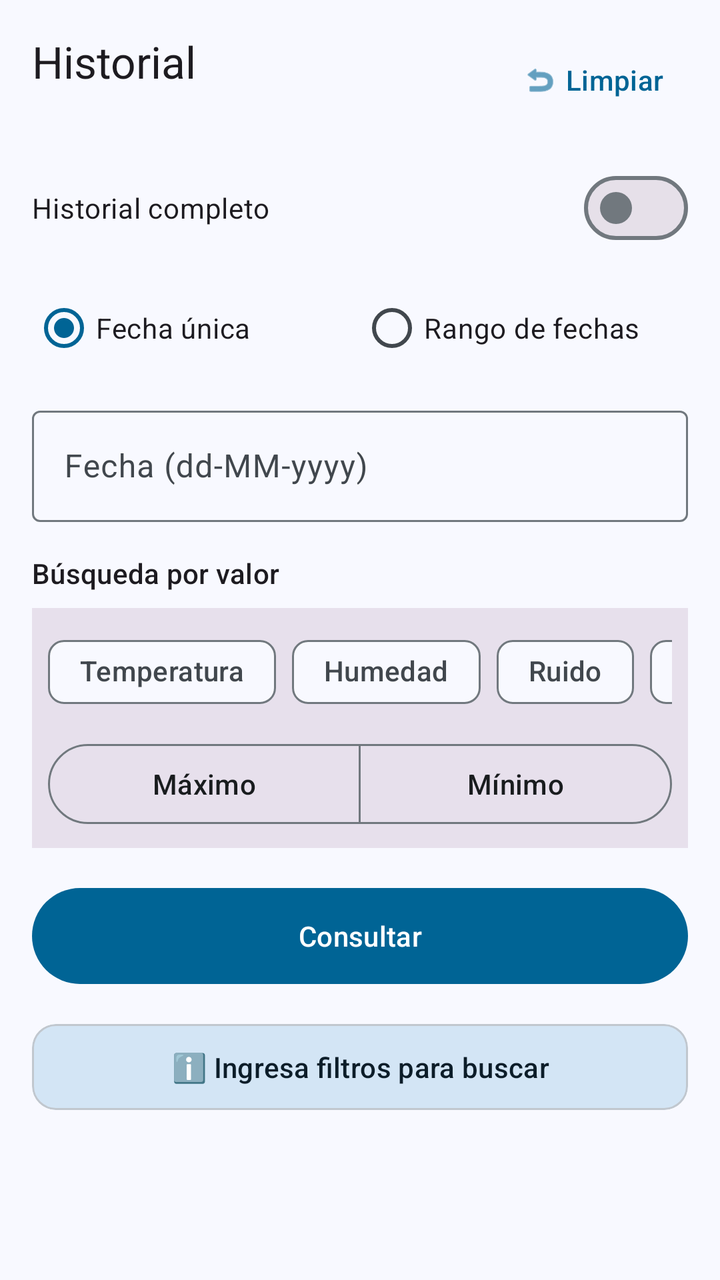
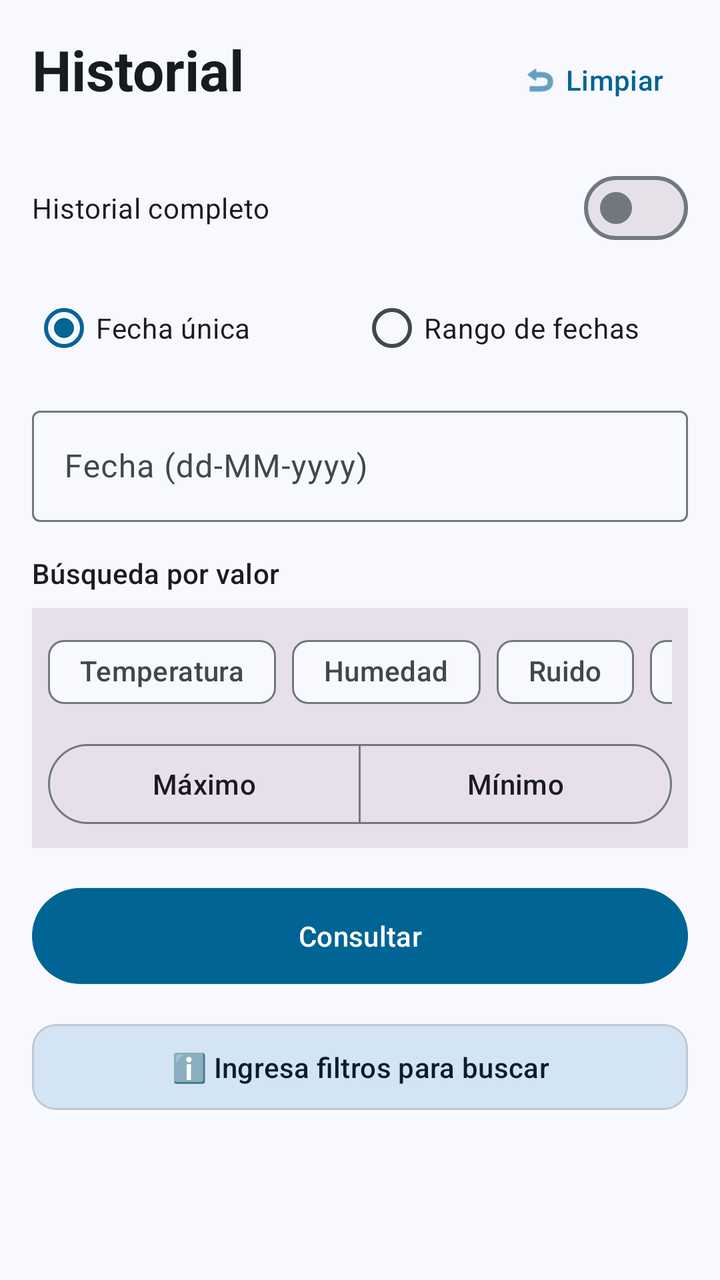

Two renders of the same Android screen: before a commit and after it. Below are the layout's source before the change and the commit's diff.
<!-- AndroidManifest.xml: application theme Theme.EstacionMeteorologica -->
<!-- res/layout/activity_historic_data.xml -->
<?xml version="1.0" encoding="utf-8"?>
<LinearLayout xmlns:android="http://schemas.android.com/apk/res/android"
    xmlns:app="http://schemas.android.com/apk/res-auto"
    android:layout_width="match_parent"
    android:layout_height="match_parent"
    android:orientation="vertical"
    android:background="?attr/colorSurface"
    android:padding="16dp">

    <RelativeLayout
        android:layout_width="match_parent"
        android:layout_height="wrap_content"
        android:layout_marginBottom="16dp">
        <TextView
            android:layout_width="wrap_content"
            android:layout_height="wrap_content"
            android:text="Historial"
            android:textAppearance="@style/TextAppearance.Material3.TitleLarge" />
        <com.google.android.material.button.MaterialButton
            android:id="@+id/btnBorrarFiltros"
            style="@style/Widget.Material3.Button.TextButton"
            android:layout_width="wrap_content"
            android:layout_height="wrap_content"
            android:layout_alignParentEnd="true"
            android:text="Limpiar"
            app:icon="@android:drawable/ic_menu_revert" />
    </RelativeLayout>

    <com.google.android.material.materialswitch.MaterialSwitch
        android:id="@+id/switchTodoHistorial"
        android:layout_width="match_parent"
        android:layout_height="wrap_content"
        android:text="Historial completo"
        android:layout_marginBottom="12dp" />

    <LinearLayout
        android:id="@+id/layoutFiltrosFecha"
        android:layout_width="match_parent"
        android:layout_height="wrap_content"
        android:orientation="vertical"
        android:layout_marginBottom="16dp">
        
        <RadioGroup
            android:id="@+id/radioGroupTipoFecha"
            android:layout_width="match_parent"
            android:layout_height="wrap_content"
            android:orientation="horizontal"
            android:layout_marginBottom="12dp">
            <RadioButton
                android:id="@+id/radioFechaUnica"
                android:layout_width="0dp"
                android:layout_height="wrap_content"
                android:layout_weight="1"
                android:text="Fecha única"
                android:checked="true" />
            <RadioButton
                android:id="@+id/radioRangoFechas"
                android:layout_width="0dp"
                android:layout_height="wrap_content"
                android:layout_weight="1"
                android:text="Rango de fechas" />
        </RadioGroup>

        <LinearLayout
            android:id="@+id/layoutFechaUnica"
            android:layout_width="match_parent"
            android:layout_height="wrap_content"
            android:orientation="vertical">
            <com.google.android.material.textfield.TextInputLayout
                style="@style/Widget.Material3.TextInputLayout.OutlinedBox"
                android:layout_width="match_parent"
                android:layout_height="wrap_content"
                android:hint="Fecha (dd-MM-yyyy)">
                <com.google.android.material.textfield.TextInputEditText
                    android:id="@+id/etFechaUnica"
                    android:layout_width="match_parent"
                    android:layout_height="wrap_content"
                    android:inputType="text" />
            </com.google.android.material.textfield.TextInputLayout>
        </LinearLayout>

        <LinearLayout
            android:id="@+id/layoutRangoFechas"
            android:layout_width="match_parent"
            android:layout_height="wrap_content"
            android:orientation="horizontal"
            android:visibility="gone">
            <com.google.android.material.textfield.TextInputLayout
                style="@style/Widget.Material3.TextInputLayout.OutlinedBox"
                android:layout_width="0dp"
                android:layout_height="wrap_content"
                android:layout_weight="1"
                android:hint="Desde (dd-MM-yyyy)"
                android:layout_marginEnd="4dp">
                <com.google.android.material.textfield.TextInputEditText
                    android:id="@+id/etFechaDesde"
                    android:layout_width="match_parent"
                    android:layout_height="wrap_content"
                    android:inputType="text" />
            </com.google.android.material.textfield.TextInputLayout>
            <com.google.android.material.textfield.TextInputLayout
                style="@style/Widget.Material3.TextInputLayout.OutlinedBox"
                android:layout_width="0dp"
                android:layout_height="wrap_content"
                android:layout_weight="1"
                android:hint="Hasta (dd-MM-yyyy)"
                android:layout_marginStart="4dp">
                <com.google.android.material.textfield.TextInputEditText
                    android:id="@+id/etFechaHasta"
                    android:layout_width="match_parent"
                    android:layout_height="wrap_content"
                    android:inputType="text" />
            </com.google.android.material.textfield.TextInputLayout>
        </LinearLayout>
    </LinearLayout>

    <TextView
        android:layout_width="wrap_content"
        android:layout_height="wrap_content"
        android:text="Búsqueda por valor"
        android:textAppearance="@style/TextAppearance.Material3.LabelLarge"
        android:layout_marginBottom="8dp" />

    <LinearLayout
        android:layout_width="match_parent"
        android:layout_height="wrap_content"
        android:orientation="vertical"
        android:background="?attr/colorSurfaceVariant"
        android:padding="8dp">

        <HorizontalScrollView
            android:layout_width="match_parent"
            android:layout_height="wrap_content"
            android:scrollbars="none">
            <com.google.android.material.chip.ChipGroup
                android:id="@+id/chipGroupSensores"
                android:layout_width="wrap_content"
                android:layout_height="wrap_content"
                app:singleSelection="true">
                <com.google.android.material.chip.Chip android:id="@+id/chipTemp" style="@style/Widget.Material3.Chip.Filter" android:layout_width="wrap_content" android:layout_height="wrap_content" android:text="Temperatura" />
                <com.google.android.material.chip.Chip android:id="@+id/chipHum" style="@style/Widget.Material3.Chip.Filter" android:layout_width="wrap_content" android:layout_height="wrap_content" android:text="Humedad" />
                <com.google.android.material.chip.Chip android:id="@+id/chipRuido" style="@style/Widget.Material3.Chip.Filter" android:layout_width="wrap_content" android:layout_height="wrap_content" android:text="Ruido" />
                <com.google.android.material.chip.Chip android:id="@+id/chipUV" style="@style/Widget.Material3.Chip.Filter" android:layout_width="wrap_content" android:layout_height="wrap_content" android:text="UV" />
                <com.google.android.material.chip.Chip android:id="@+id/chipAire" style="@style/Widget.Material3.Chip.Filter" android:layout_width="wrap_content" android:layout_height="wrap_content" android:text="C. Aire" />
            </com.google.android.material.chip.ChipGroup>
        </HorizontalScrollView>

        <com.google.android.material.button.MaterialButtonToggleGroup
            android:id="@+id/toggleMaxMin"
            android:layout_width="match_parent"
            android:layout_height="wrap_content"
            android:layout_marginTop="8dp"
            app:singleSelection="true">
            <com.google.android.material.button.MaterialButton
                android:id="@+id/btnMax"
                style="@style/Widget.Material3.Button.OutlinedButton"
                android:layout_width="0dp"
                android:layout_height="wrap_content"
                android:layout_weight="1"
                android:text="Máximo" />
            <com.google.android.material.button.MaterialButton
                android:id="@+id/btnMin"
                style="@style/Widget.Material3.Button.OutlinedButton"
                android:layout_width="0dp"
                android:layout_height="wrap_content"
                android:layout_weight="1"
                android:text="Mínimo" />
        </com.google.android.material.button.MaterialButtonToggleGroup>
    </LinearLayout>

    <com.google.android.material.button.MaterialButton
        android:id="@+id/btnConsultar"
        android:layout_width="match_parent"
        android:layout_height="56dp"
        android:text="Consultar"
        android:layout_marginTop="16dp"
        android:layout_marginBottom="16dp" />

    <com.google.android.material.card.MaterialCardView
        android:layout_width="match_parent"
        android:layout_height="wrap_content"
        app:cardBackgroundColor="?attr/colorSecondaryContainer"
        app:cardCornerRadius="12dp"
        app:cardElevation="0dp">
        <TextView
            android:id="@+id/tvEstadoHistorico"
            android:layout_width="match_parent"
            android:layout_height="wrap_content"
            android:text="ℹ️ Ingresa filtros para buscar"
            android:padding="12dp"
            android:gravity="center"
            android:textAppearance="@style/TextAppearance.Material3.LabelLarge"
            android:textColor="?attr/colorOnSecondaryContainer" />
    </com.google.android.material.card.MaterialCardView>

</LinearLayout>
<!-- resources referenced by this layout -->
<resources>
  <style name="Theme.EstacionMeteorologica" parent="Theme.Material3.DayNight.NoActionBar">
          <item name="colorPrimary">@color/md_theme_primary</item>
          <item name="colorOnPrimary">@color/md_theme_onPrimary</item>
          <item name="colorPrimaryContainer">@color/md_theme_primaryContainer</item>
          <item name="colorOnPrimaryContainer">@color/md_theme_onPrimaryContainer</item>
  
          <item name="colorSecondary">@color/md_theme_secondary</item>
          <item name="colorOnSecondary">@color/md_theme_onSecondary</item>
          <item name="colorSecondaryContainer">@color/md_theme_secondaryContainer</item>
          <item name="colorOnSecondaryContainer">@color/md_theme_onSecondaryContainer</item>
  
          <item name="android:windowBackground">@color/md_theme_surface</item>
          <item name="colorSurface">@color/md_theme_surface</item>
          <item name="colorOnSurface">@color/md_theme_onSurface</item>
          <item name="colorOnSurfaceVariant">@color/md_theme_onSurfaceVariant</item>
          <item name="colorOutline">@color/md_theme_outline</item>
  
          <item name="colorError">@color/md_theme_error</item>
          <item name="colorOnError">@color/md_theme_onError</item>
          <item name="colorOutlineVariant">@color/md_theme_outline_variant</item>
  
  
      </style>
  <color name="md_theme_primary">#006495</color>
  <color name="md_theme_onPrimary">#FFFFFF</color>
  <color name="md_theme_primaryContainer">#CBE6FF</color>
  <color name="md_theme_onPrimaryContainer">#001E31</color>
  <color name="md_theme_secondary">#50606E</color>
  <color name="md_theme_onSecondary">#FFFFFF</color>
  <color name="md_theme_secondaryContainer">#D3E5F5</color>
  <color name="md_theme_onSecondaryContainer">#0C1D29</color>
  <color name="md_theme_surface">#F8F9FF</color>
  <color name="md_theme_onSurface">#191C1E</color>
  <color name="md_theme_onSurfaceVariant">#41474D</color>
  <color name="md_theme_outline">#71787E</color>
  <color name="md_theme_error">#BA1A1A</color>
  <color name="md_theme_onError">#FFFFFF</color>
  <color name="md_theme_outline_variant">#C1C7CE</color>
</resources>

<!-- the commit's change to res/layout/activity_historic_data.xml (unified diff, before → after) -->
@@ -15,7 +15,9 @@
             android:layout_width="wrap_content"
             android:layout_height="wrap_content"
             android:text="Historial"
-            android:textAppearance="@style/TextAppearance.Material3.TitleLarge" />
+            android:textAppearance="@style/TextAppearance.Material3.HeadlineMedium"
+            android:textColor="?attr/colorOnSurface"
+            android:textStyle="bold" />
         <com.google.android.material.button.MaterialButton
             android:id="@+id/btnBorrarFiltros"
             style="@style/Widget.Material3.Button.TextButton"
